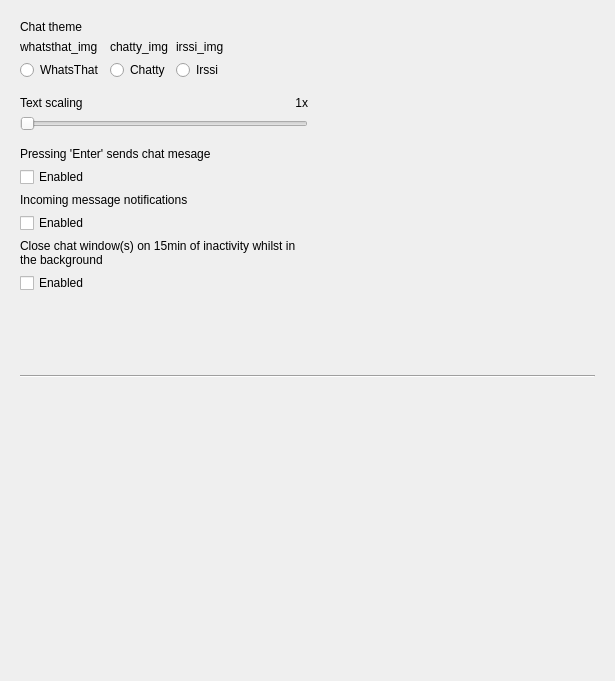
Above: src/settings.ui from maemo-leste/conversations before the change. Below: the same form after it.
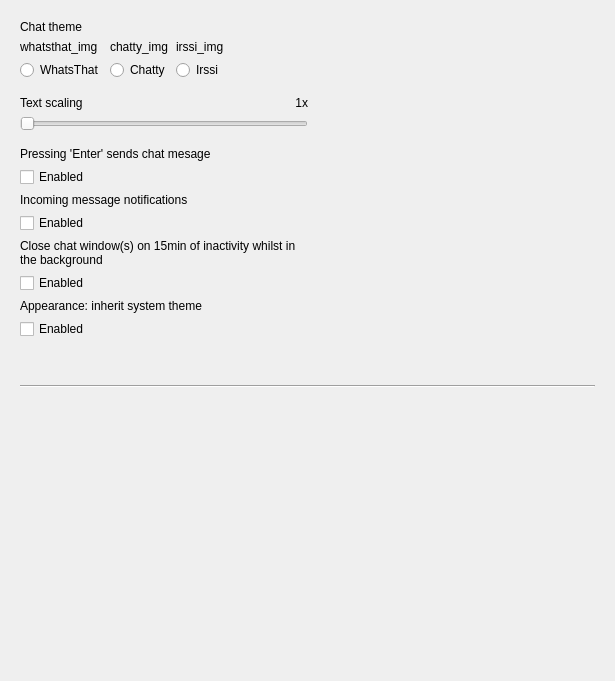
That is the form after the change. Icons and pictures are not drawn.

Diff of the .ui file:
```diff
--- a/src/settings.ui
+++ b/src/settings.ui
@@ -278,6 +278,20 @@
               </property>
              </widget>
             </item>
+            <item>
+             <widget class="QLabel" name="label_5">
+              <property name="text">
+               <string>Appearance: inherit system theme</string>
+              </property>
+             </widget>
+            </item>
+            <item>
+             <widget class="QCheckBox" name="checkBox_enableInheritSystemTheme">
+              <property name="text">
+               <string>Enabled</string>
+              </property>
+             </widget>
+            </item>
             <item>
              <spacer name="verticalSpacer_2">
               <property name="orientation">
```
